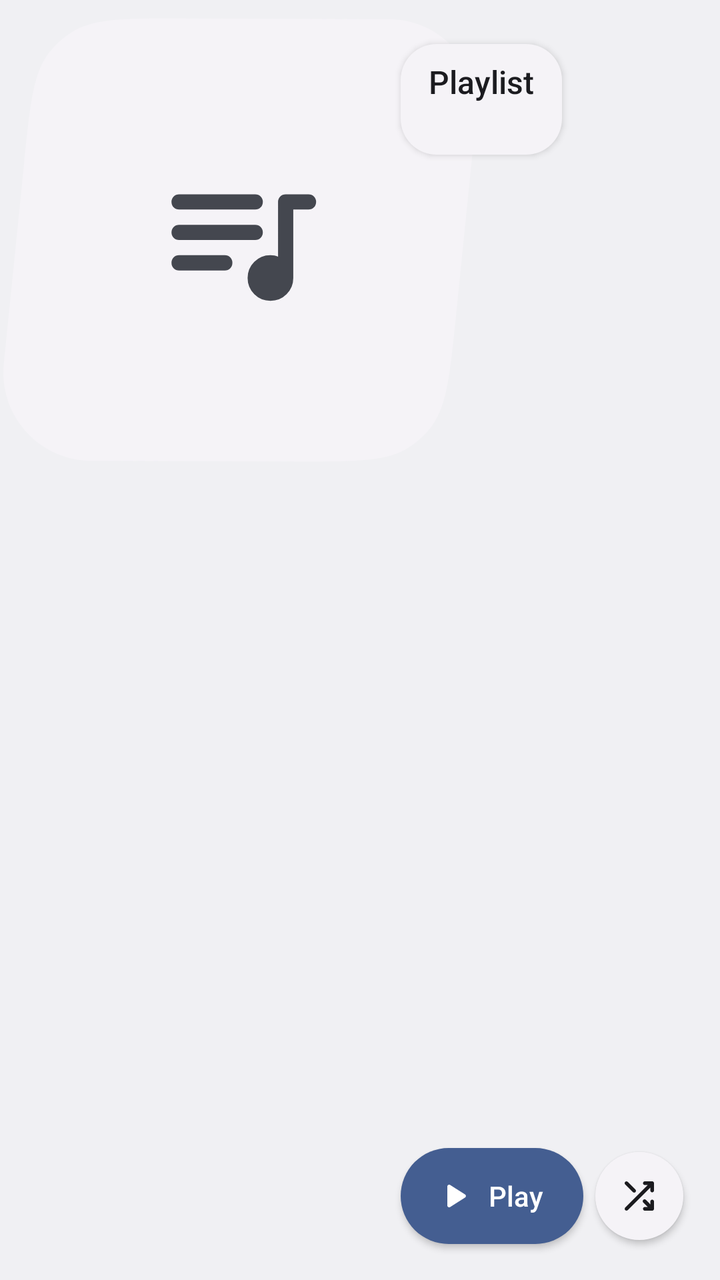
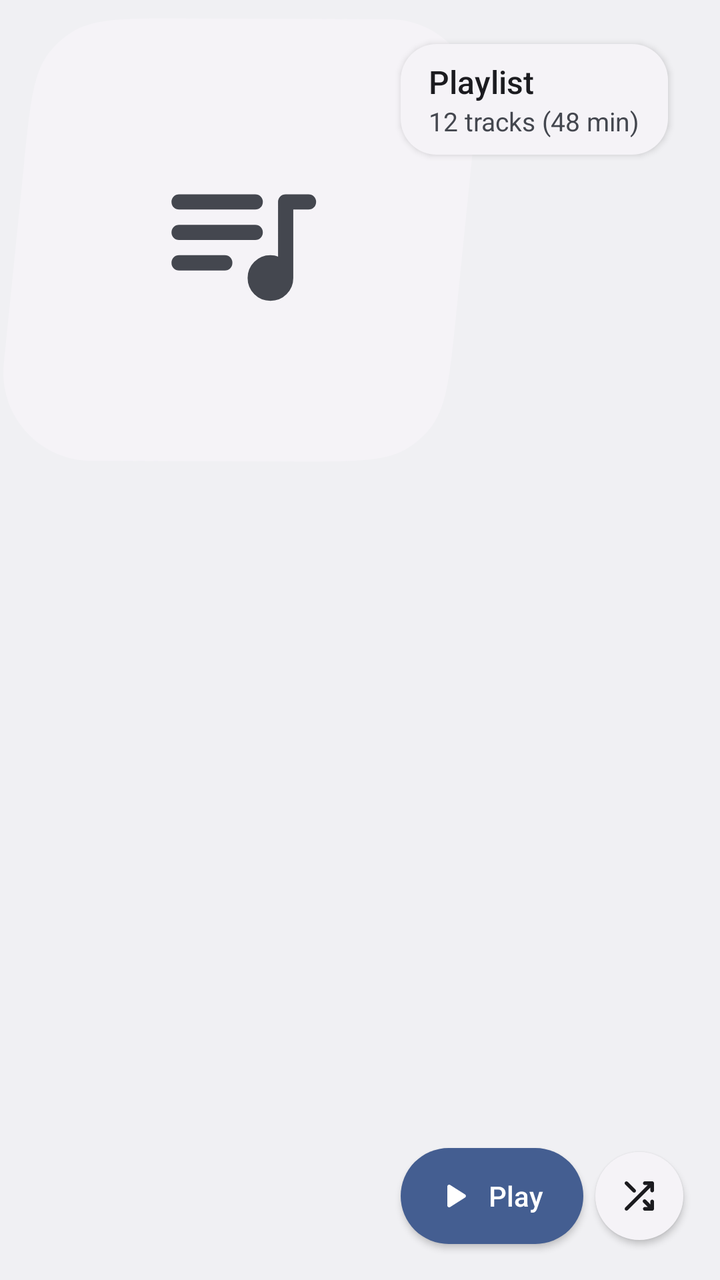

Two renders of the same Android screen: before a commit and after it. Below are the layout's source before the change and the commit's diff.
<!-- AndroidManifest.xml: application theme Theme.Music -->
<!-- res/layout/widget_playlist_floating_wide.xml -->
<?xml version="1.0" encoding="utf-8"?>
<FrameLayout xmlns:android="http://schemas.android.com/apk/res/android"
    xmlns:tools="http://schemas.android.com/tools"
    android:id="@android:id/background"
    android:layout_width="match_parent"
    android:layout_height="match_parent"
    android:clipToOutline="true">

    <RelativeLayout
        android:id="@+id/widget_root"
        android:layout_width="match_parent"
        android:layout_height="match_parent"
        tools:ignore="UselessParent"
        android:clipChildren="false"
        android:clipToPadding="false">

        
        <ImageView
            android:id="@+id/widget_cover"
            android:layout_width="wrap_content"
            android:layout_height="match_parent"
            android:layout_alignParentStart="true"
            android:adjustViewBounds="true"
            android:importantForAccessibility="no"
            android:maxWidth="240dp"
            android:scaleType="fitStart"
            android:src="@drawable/widget_shape_empty" />

        <LinearLayout
            android:id="@+id/widget_label"
            android:layout_width="wrap_content"
            android:layout_height="wrap_content"
            android:layout_alignParentTop="true"
            android:layout_marginStart="-40dp"
            android:layout_marginTop="22dp"
            android:layout_marginEnd="3dp"
            android:layout_toEndOf="@id/widget_cover"
            android:background="@drawable/widget_label"
            android:elevation="2dp"
            android:orientation="vertical"
            android:paddingStart="14dp"
            android:paddingTop="8dp"
            android:paddingEnd="14dp"
            android:paddingBottom="8dp">

            <TextView
                android:id="@+id/widget_title"
                android:layout_width="wrap_content"
                android:layout_height="wrap_content"
                android:text="@string/label_widget_playlist"
                android:textSize="16sp"
                android:ellipsize="end"
                android:fontFamily="sans-serif-medium"
                android:maxLines="1"
                android:textColor="@color/widget_on_surface" />

            <TextView
                android:id="@+id/widget_text"
                android:layout_width="wrap_content"
                android:layout_height="wrap_content"
                android:textSize="13sp"
                android:ellipsize="end"
                android:maxLines="1"
                android:textColor="@color/widget_on_surface_variant" />
        </LinearLayout>

        <LinearLayout
            android:id="@+id/widget_buttons"
            android:layout_width="wrap_content"
            android:layout_height="wrap_content"
            android:layout_alignStart="@id/widget_label"
            android:layout_alignParentBottom="true"
            android:layout_marginBottom="18dp"
            android:clipChildren="false"
            android:gravity="center_vertical"
            android:orientation="horizontal">

            <LinearLayout
                android:id="@+id/widget_play"
                android:layout_width="wrap_content"
                android:layout_height="48dp"
                android:background="@drawable/widget_button_primary_pill"
                android:elevation="2dp"
                android:gravity="center_vertical"
                android:orientation="horizontal"
                android:paddingStart="16dp"
                android:paddingEnd="20dp">

                <ImageView
                    android:layout_width="22dp"
                    android:layout_height="22dp"
                    android:importantForAccessibility="no"
                    android:src="@drawable/ic_play_arrow"
                    android:tint="@color/widget_on_primary" />

                <TextView
                    android:id="@+id/widget_play_label"
                    android:layout_width="wrap_content"
                    android:layout_height="wrap_content"
                    android:layout_marginStart="6dp"
                    android:fontFamily="sans-serif-medium"
                    android:text="@string/content_description_play"
                    android:textColor="@color/widget_on_primary"
                    android:textSize="14sp" />
            </LinearLayout>

                <ImageView
                    android:id="@+id/widget_shuffle"
                    android:layout_width="44dp"
                    android:layout_height="44dp"
                    android:layout_marginStart="6dp"
                    android:background="@drawable/widget_button_surface_circle"
                    android:contentDescription="@string/label_widget_playlist"
                    android:elevation="2dp"
                    android:padding="11dp"
                    android:src="@drawable/ic_shuffle"
                    android:tint="@color/widget_on_surface" />
        </LinearLayout>
    </RelativeLayout>
</FrameLayout>
<!-- resources referenced by this layout -->
<resources>
  <color name="widget_on_primary">@android:color/system_on_primary_light</color>
  <color name="widget_on_surface">@android:color/system_on_surface_light</color>
  <color name="widget_on_surface_variant">@android:color/system_on_surface_variant_light</color>
  <!-- drawable ic_play_arrow (drawable) -->
  <vector xmlns:android="http://schemas.android.com/apk/res/android"
      android:width="24dp"
      android:height="24dp"
      android:viewportWidth="960"
      android:viewportHeight="960">
    <path
        android:fillColor="@android:color/white"
        android:pathData="M320,687L320,273Q320,256 332,244.5Q344,233 360,233Q365,233 370.5,234.5Q376,236 381,239L707,446Q716,452 720.5,461Q725,470 725,480Q725,490 720.5,499Q716,508 707,514L381,721Q376,724 370.5,725.5Q365,727 360,727Q344,727 332,715.5Q320,704 320,687Z"/>
  </vector>
  <!-- drawable ic_shuffle (drawable) -->
  <vector xmlns:android="http://schemas.android.com/apk/res/android"
      android:width="24dp"
      android:height="24dp"
      android:viewportWidth="960"
      android:viewportHeight="960">
    <path
        android:fillColor="@android:color/white"
        android:pathData="M600,800Q583,800 571.5,788.5Q560,777 560,760Q560,743 571.5,731.5Q583,720 600,720L664,720L565,621Q553,609 553.5,592.5Q554,576 566,564Q578,552 594.5,552Q611,552 623,564L720,662L720,600Q720,583 731.5,571.5Q743,560 760,560Q777,560 788.5,571.5Q800,583 800,600L800,760Q800,777 788.5,788.5Q777,800 760,800L600,800ZM172,788Q161,777 161,760Q161,743 172,732L664,240L600,240Q583,240 571.5,228.5Q560,217 560,200Q560,183 571.5,171.5Q583,160 600,160L760,160Q777,160 788.5,171.5Q800,183 800,200L800,360Q800,377 788.5,388.5Q777,400 760,400Q743,400 731.5,388.5Q720,377 720,360L720,296L228,788Q217,799 200,799Q183,799 172,788ZM171,228Q160,217 160,200Q160,183 171,172Q182,161 198.5,161Q215,161 227,172L395,339Q406,350 406.5,366.5Q407,383 395,395Q384,406 367,406Q350,406 339,395L171,228Z"/>
  </vector>
  <!-- drawable widget_button_primary_pill (drawable) -->
  <?xml version="1.0" encoding="utf-8"?>
  <ripple xmlns:android="http://schemas.android.com/apk/res/android" android:color="?android:attr/colorControlHighlight">
      <item>
          <shape android:shape="rectangle">
              <corners android:radius="24dp" />
              <solid android:color="@color/widget_primary" />
          </shape>
      </item>
  </ripple>
  <!-- drawable widget_button_surface_circle (drawable) -->
  <?xml version="1.0" encoding="utf-8"?>
  <ripple xmlns:android="http://schemas.android.com/apk/res/android" android:color="?android:attr/colorControlHighlight">
      <item>
          <shape android:shape="oval">
              <solid android:color="@color/widget_surface" />
          </shape>
      </item>
  </ripple>
  <!-- drawable widget_label (drawable) -->
  <?xml version="1.0" encoding="utf-8"?>
  <shape xmlns:android="http://schemas.android.com/apk/res/android" android:shape="rectangle">
      <corners android:radius="18dp" />
      <solid android:color="@color/widget_surface" />
  </shape>
  <!-- drawable widget_shape_empty (drawable) -->
  <?xml version="1.0" encoding="utf-8"?>
  <layer-list xmlns:android="http://schemas.android.com/apk/res/android">
      <item android:drawable="@drawable/widget_shape" />
      <item>
          <inset android:drawable="@drawable/widget_ic_queue_music" android:inset="31%" />
      </item>
  </layer-list>
  <string name="content_description_play">Play</string>
  <string name="label_widget_playlist">Playlist</string>
  <style name="Theme.Music" parent="@android:style/Theme.DeviceDefault.DayNight">
          <item name="android:windowActionBar">false</item>
          <item name="android:windowNoTitle">true</item>
      </style>
  <color name="widget_primary">@android:color/system_primary_light</color>
  <color name="widget_surface">@android:color/system_surface_container_low_light</color>
  <color name="widget_placeholder">@android:color/system_surface_container_low_light</color>
  <!-- unchanged entries left out for length: 2 -->
</resources>

<!-- the commit's change to res/layout/widget_playlist_floating_wide.xml (unified diff, before → after) -->
@@ -58,6 +58,7 @@
                 android:id="@+id/widget_text"
                 android:layout_width="wrap_content"
                 android:layout_height="wrap_content"
+                android:text="@string/label_widget_preview_playlist_length"
                 android:textSize="13sp"
                 android:ellipsize="end"
                 android:maxLines="1"
<!-- resource entries referenced after the edit -->
@@ -58,6 +58,7 @@
   </layer-list>
   <string name="content_description_play">Play</string>
   <string name="label_widget_playlist">Playlist</string>
+  <string name="label_widget_preview_playlist_length">12 tracks (48 min)</string>
   <style name="Theme.Music" parent="@android:style/Theme.DeviceDefault.DayNight">
           <item name="android:windowActionBar">false</item>
           <item name="android:windowNoTitle">true</item>
